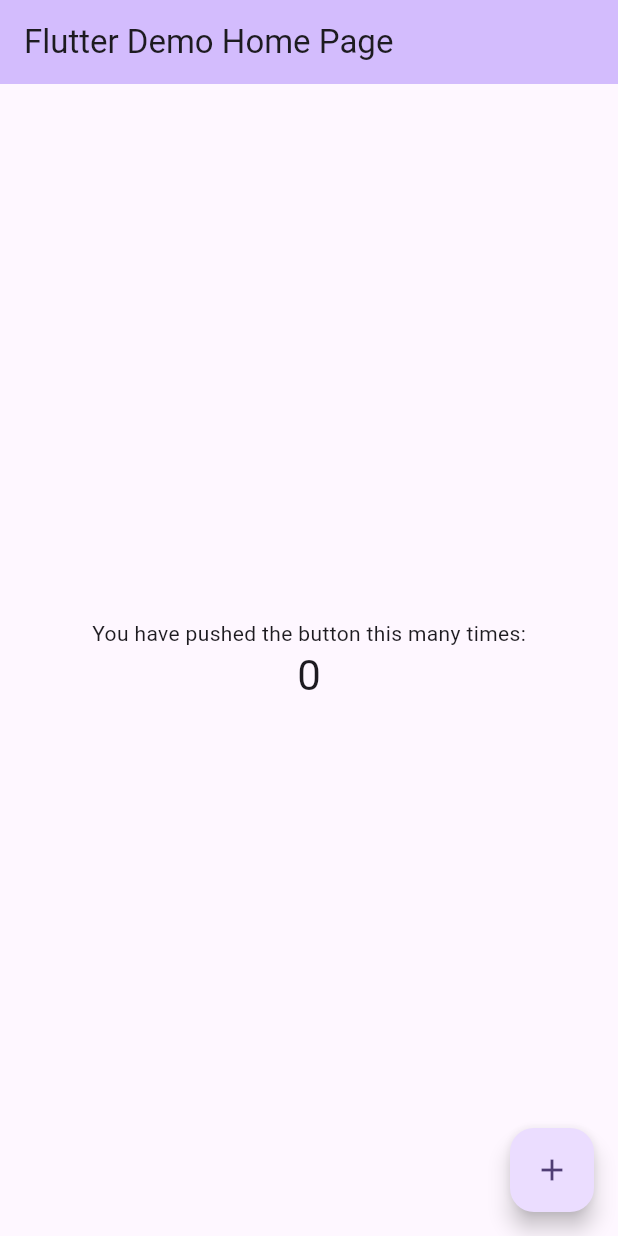
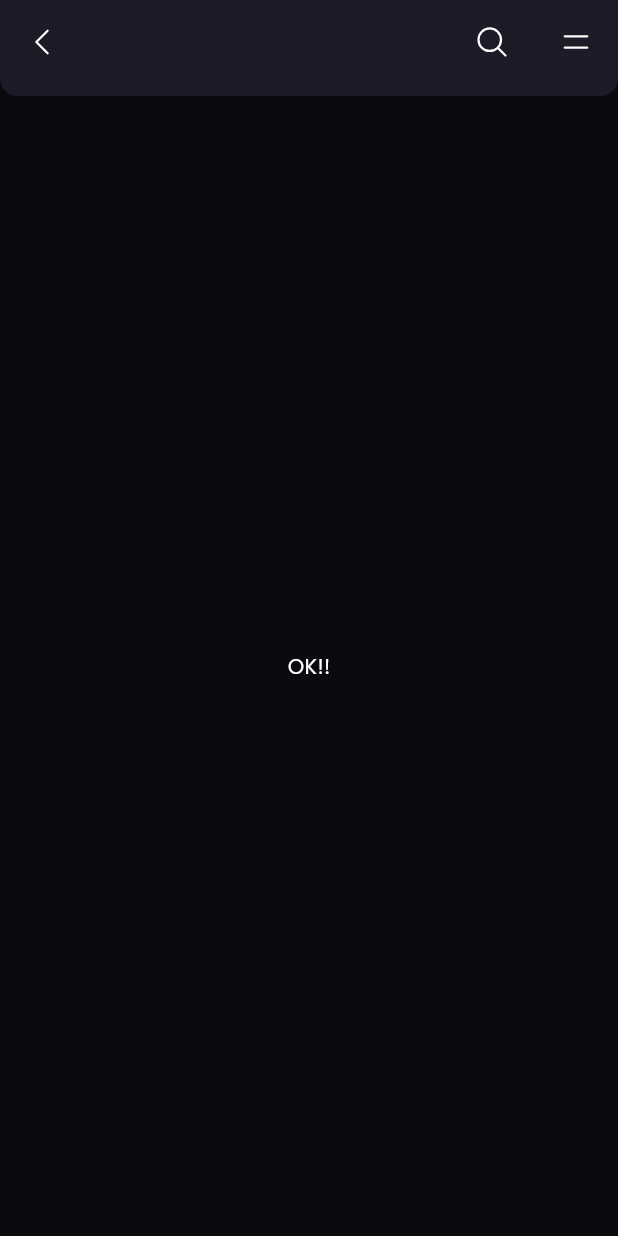
Before and after one commit to mikael-st/komik, a Flutter app: the screen it shows after launch, on a phone screen of 412 x 824 dp. Run offline on Flutter 3.47's test engine with Material 3 defaults, Android fonts, the phone set to English and light mode, and no system bars; our stand-ins replace google_fonts, heroicons.

Commit message:
feat: created ToolBar widget

```diff
--- /dev/null
+++ b/lib/components/buttons/button.dart
@@ -0,0 +1,32 @@
+import 'package:flutter/material.dart';
+import 'package:komik/assets/palette.dart';
+
+class Button extends StatelessWidget {
+  final String content;
+  final EdgeInsets padding;
+  const Button({super.key, required this.content, required this.padding});
+
+  @override
+  Widget build(BuildContext context) {
+    return ElevatedButton(
+      onPressed: (){},
+      style: ElevatedButton.styleFrom(
+        shape: RoundedRectangleBorder(
+          borderRadius: BorderRadius.circular(6),
+        ),
+        backgroundColor: Palette.details,
+        elevation: 0
+      ),
+      child: Padding(
+        padding: padding,
+          child: Text(
+            content,
+            style: TextStyle(
+              color: Palette.white,
+              fontWeight: FontWeight.bold
+            ),
+        ),
+      ),
+    );
+  }
+}
--- /dev/null
+++ b/lib/components/buttons/go_back_btn.dart
@@ -0,0 +1,26 @@
+import 'package:flutter/material.dart';
+import 'package:heroicons/heroicons.dart';
+import 'package:komik/assets/palette.dart';
+
+class GoBackBtn extends StatelessWidget {
+  const GoBackBtn({super.key});
+
+  @override
+  Widget build(BuildContext context) {
+    return IconButton(
+      onPressed: (){
+        print('Go Back');
+      },
+      style: IconButton.styleFrom(
+        shape: RoundedRectangleBorder(),
+        padding: EdgeInsets.all(16),
+        alignment: Alignment.centerLeft
+      ),
+      icon: HeroIcon(
+        HeroIcons.chevronLeft,
+        color: Palette.white,
+        size: 24,
+      ),
+    );
+  }
+}
--- /dev/null
+++ b/lib/components/buttons/menu_btn.dart
@@ -0,0 +1,26 @@
+import 'package:flutter/material.dart';
+import 'package:heroicons/heroicons.dart';
+import 'package:komik/assets/palette.dart';
+
+class MenuBtn extends StatelessWidget {
+  const MenuBtn({super.key});
+
+  @override
+  Widget build(BuildContext context) {
+    return IconButton(
+      onPressed: (){
+        print('Open Bottom Menu');
+      },
+      style: IconButton.styleFrom(
+        shape: RoundedRectangleBorder(),
+        padding: EdgeInsets.all(16),
+        alignment: Alignment.centerLeft
+      ),
+      icon: HeroIcon(
+        HeroIcons.equals,
+        color: Palette.white,
+        size: 24,
+      ),
+    );
+  }
+}
--- /dev/null
+++ b/lib/components/buttons/search_btn.dart
@@ -0,0 +1,26 @@
+import 'package:flutter/material.dart';
+import 'package:heroicons/heroicons.dart';
+import 'package:komik/assets/palette.dart';
+
+class SearchBtn extends StatelessWidget {
+  const SearchBtn({super.key});
+
+  @override
+  Widget build(BuildContext context) {
+    return IconButton(
+      onPressed: (){
+        print('Open SearchBar');
+      },
+      style: IconButton.styleFrom(
+        shape: RoundedRectangleBorder(),
+        padding: EdgeInsets.all(16),
+        alignment: Alignment.centerLeft
+      ),
+      icon: HeroIcon(
+        HeroIcons.magnifyingGlass,
+        color: Palette.white,
+        size: 24,
+      ),
+    );
+  }
+}
--- /dev/null
+++ b/lib/components/tool-bars/tool_bar.dart
@@ -0,0 +1,30 @@
+import 'package:flutter/material.dart';
+import 'package:komik/assets/palette.dart';
+import 'package:komik/components/buttons/go_back_btn.dart';
+import 'package:komik/components/buttons/menu_btn.dart';
+import 'package:komik/components/buttons/search_btn.dart';
+
+class ToolBar extends StatelessWidget implements PreferredSizeWidget {
+  const ToolBar({super.key});
+
+  @override
+  Widget build(BuildContext context) {
+    return AppBar(
+      shape: RoundedRectangleBorder(
+        borderRadius: BorderRadius.vertical(
+          bottom: Radius.circular(12)
+        )
+      ),
+      backgroundColor: Palette.items,
+      leading: GoBackBtn(),
+      actions: [
+        SearchBtn(),
+        MenuBtn()
+      ],
+    );
+  }
+
+  @override
+  // TODO: implement preferredSize
+  Size get preferredSize => Size.fromHeight(64);
+}
--- a/lib/main.dart
+++ b/lib/main.dart
@@ -1,70 +1,33 @@
 import 'package:flutter/material.dart';
+import 'package:google_fonts/google_fonts.dart';
+import 'package:komik/assets/palette.dart';
+import 'package:komik/components/tool-bars/tool_bar.dart';
 
 void main() {
-  runApp(const MyApp());
+  runApp(const KomikApp());
 }
 
-class MyApp extends StatelessWidget {
-  const MyApp({super.key});
+class KomikApp extends StatelessWidget {
+  const KomikApp({super.key});
 
   @override
   Widget build(BuildContext context) {
     return MaterialApp(
-      title: 'Flutter Demo',
+      title: 'Komik',
+      debugShowCheckedModeBanner: false,
       theme: ThemeData(
-
-        colorScheme: ColorScheme.fromSeed(seedColor: Colors.deepPurple),
+        scaffoldBackgroundColor: Palette.background,
+        primaryTextTheme: GoogleFonts.poppinsTextTheme(),
+        textTheme: GoogleFonts.poppinsTextTheme(),
+        fontFamily: 'Poppins',
         useMaterial3: true,
       ),
-      home: const MyHomePage(title: 'Flutter Demo Home Page'),
+      home: Scaffold(
+        appBar: ToolBar(),
+        body: Center(
+          child: Text('OK!!', style: TextStyle(color: Palette.white),),
+        ),
+      )
     );
   }
 }
-
-class MyHomePage extends StatefulWidget {
-  const MyHomePage({super.key, required this.title});
-
-  final String title;
-
-  @override
-  State<MyHomePage> createState() => _MyHomePageState();
-}
-
-class _MyHomePageState extends State<MyHomePage> {
-  int _counter = 0;
-
-  void _incrementCounter() {
-    setState(() {
-      _counter++;
-    });
-  }
-
-  @override
-  Widget build(BuildContext context) {
-    return Scaffold(
-      appBar: AppBar(
-        backgroundColor: Theme.of(context).colorScheme.inversePrimary,
-        title: Text(widget.title),
-      ),
-      body: Center(
-        child: Column(
-          mainAxisAlignment: MainAxisAlignment.center,
-          children: <Widget>[
-            const Text(
-              'You have pushed the button this many times:',
-            ),
-            Text(
-              '$_counter',
-              style: Theme.of(context).textTheme.headlineMedium,
-            ),
-          ],
-        ),
-      ),
-      floatingActionButton: FloatingActionButton(
-        onPressed: _incrementCounter,
-        tooltip: 'Increment',
-        child: const Icon(Icons.add),
-      ),
-    );
-  }
-}
```
Also changed, not shown: 1 other file.
